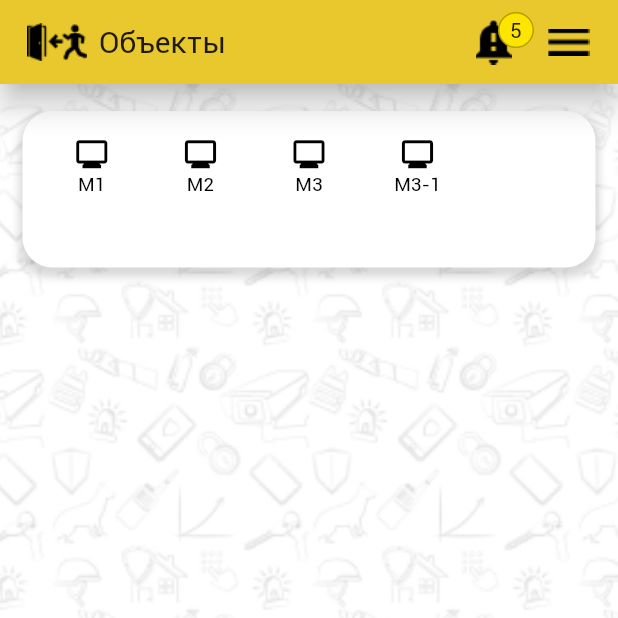
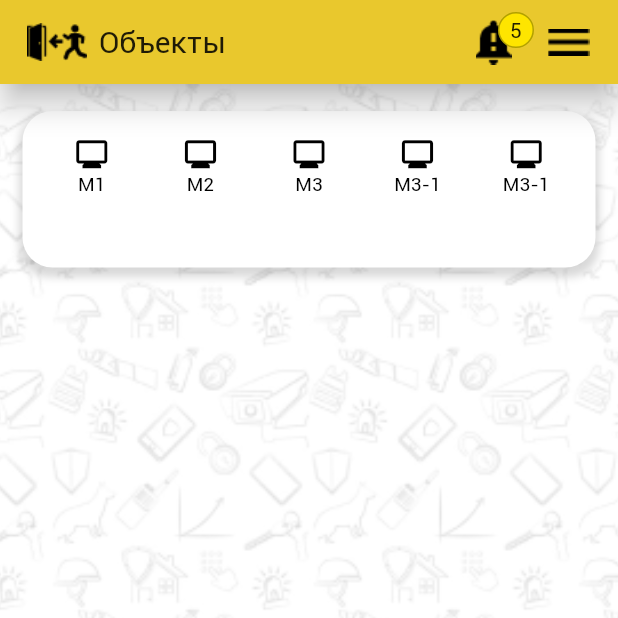
Before and after one commit to Medvedoc/TitanLK, a Flutter app: the screen it shows after launch, on a phone screen of 412 x 824 dp, the top half of it. Run offline on Flutter 3.47's test engine with Material 2 defaults, Android fonts, the phone set to English and light mode, and no system bars; our stand-ins replace flutter_bloc, flutter_multi_formatter, flutter_switch, font_awesome_flutter, image_cropper, image_picker; missing offline and left inert: flutter_picker, flutter_shine, icon_shadow.

Commit message:
n_2 screen add

```diff
--- a/lib/bloc/mainBloc.dart
+++ b/lib/bloc/mainBloc.dart
@@ -16,6 +16,7 @@ class MainState {
   static const int m2 = 2;
   static const int m3 = 3;
   static const int m3_1 = 4;
+  static const int n_2 = 5;
   //static const int participants = 1;
   //static const int myWFRS = 2;
   //static const int payment = 3;
@@ -31,6 +32,8 @@ class MainState {
       case m3:
         return 'Настройки';
       case m3_1:
+        return 'Настройка уведомлений';
+      case n_2:
         return 'Настройка уведомлений';
       //case participants:
       //  return 'wfrsParticipants';
--- a/lib/page/mainPage.dart
+++ b/lib/page/mainPage.dart
@@ -5,6 +5,7 @@ import 'package:flutter_bloc/flutter_bloc.dart';
 import 'package:flutter_image/bloc/mainBloc.dart';
 import 'package:flutter_image/page/floating_navbar.dart';
 import 'package:flutter_image/widgets/extendedMenu.dart';
+import 'package:flutter_image/widgets/n_2.dart';
 import 'package:flutter_image/widgets/settingsFull.dart';
 import 'package:flutter_image/widgets/settingsNotifications.dart';
 import 'package:flutter_image/widgets/settingsObjectNoGroup.dart';
@@ -55,10 +56,7 @@ class MainPage extends StatelessWidget {
                               maxWidth: 45,
                             ),
                             decoration: BoxDecoration(
-                              border: new Border.all(
-                                  color: Color.fromRGBO(0, 0, 0, 0.3),
-                                  width: 1.0,
-                                  style: BorderStyle.solid),
+                              border: new Border.all(color: Color.fromRGBO(0, 0, 0, 0.3), width: 1.0, style: BorderStyle.solid),
                               color: Color.fromRGBO(254, 229, 0, 1),
                               shape: BoxShape.circle,
                             ),
@@ -102,17 +100,11 @@ class MainPage extends StatelessWidget {
                       color: Colors.white,
                       borderRadius: new BorderRadius.all(Radius.circular(20.0)),
                       boxShadow: [
-                        new BoxShadow(
-                            color: Color.fromRGBO(0, 0, 0, 0.15),
-                            offset: new Offset(0.0, 4.0),
-                            blurRadius: 4.0,
-                            spreadRadius: 2.0)
+                        new BoxShadow(color: Color.fromRGBO(0, 0, 0, 0.15), offset: new Offset(0.0, 4.0), blurRadius: 4.0, spreadRadius: 2.0)
                       ],
                     ),
-                    margin:
-                        EdgeInsets.symmetric(horizontal: 15.0, vertical: 18.0),
-                    padding:
-                        EdgeInsets.symmetric(horizontal: 10.0, vertical: 16.0),
+                    margin: EdgeInsets.symmetric(horizontal: 15.0, vertical: 18.0),
+                    padding: EdgeInsets.symmetric(horizontal: 10.0, vertical: 16.0),
                     child: _selectBody(context, state),
                     width: double.infinity,
                   ),
@@ -189,6 +181,8 @@ class MainPage extends StatelessWidget {
         return TitanSettingsNotifications();
       case MainState.m3_1:
         return TitanSettingsObjectNoGroup();
+      case MainState.n_2:
+        return N2();
       /*case MainState.myWFRS:
         return MyWfrsloggedin();
       case MainState.payment:
@@ -217,8 +211,7 @@ class MainPage extends StatelessWidget {
       onTap: (value) {
         switch (value) {
           case 0:
-            BlocProvider.of<MainBloc>(context)
-                .add(MainPageEvent(MainState.objects));
+            BlocProvider.of<MainBloc>(context).add(MainPageEvent(MainState.objects));
             break;
           /*case 1:
             BlocProvider.of<MainBloc>(context)
@@ -241,12 +234,11 @@ class MainPage extends StatelessWidget {
     );
   }
 
-  FloatingNavbarItem _getNavButton(
-      BuildContext context, String icon, String text) {
+  FloatingNavbarItem _getNavButton(BuildContext context, String icon, String text) {
     return FloatingNavbarItem(icon: icon, title: text);
   }
 
   getCurrentButton(int state) {
-    return state > 4 ? 4 : state;
+    return state > 5 ? 5 : state;
   }
 }
--- a/lib/widgets/extendedMenu.dart
+++ b/lib/widgets/extendedMenu.dart
@@ -14,27 +14,12 @@ class ExtendedMenuWidget extends StatelessWidget {
         physics: NeverScrollableScrollPhysics(),
         crossAxisCount: 5,
         children: <Widget>[
-          _getButton(
-              context,
-              Icon(Icons.monitor, size: _iconSize, color: _color),
-              "М1",
-              MainState.m1),
-          _getButton(
-              context,
-              Icon(Icons.monitor, size: _iconSize, color: _color),
-              "М2",
-              MainState.m2),
-          _getButton(
-              context,
-              Icon(Icons.monitor, size: _iconSize, color: _color),
-              "М3",
-              MainState.m3),
-          _getButton(
-              context,
-              Icon(Icons.monitor, size: _iconSize, color: _color),
-              "М3-1",
-              MainState.m3_1),
-         /* _getButton(
+          _getButton(context, Icon(Icons.monitor, size: _iconSize, color: _color), "М1", MainState.m1),
+          _getButton(context, Icon(Icons.monitor, size: _iconSize, color: _color), "М2", MainState.m2),
+          _getButton(context, Icon(Icons.monitor, size: _iconSize, color: _color), "М3", MainState.m3),
+          _getButton(context, Icon(Icons.monitor, size: _iconSize, color: _color), "М3-1", MainState.m3_1),
+          _getButton(context, Icon(Icons.monitor, size: _iconSize, color: _color), "М3-1", MainState.n_2),
+          /* _getButton(
               context,
               Icon(
                 Icons.calendar_view_day,
```
Also changed, not shown: lib/page/floating_navbar.dart (+4 -11 lines), lib/widgets/n_2.dart (+13 -6 lines), lib/widgets/welcomeWidget.dart (+5 -4 lines).
